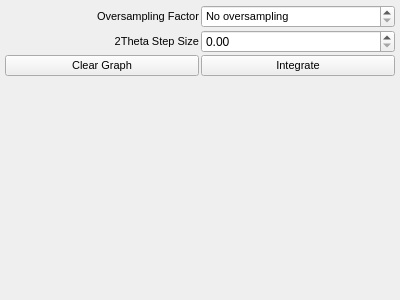
Qt form source/qxrdintegratordialog.ui (guyjennings/qxrd) before a commit.
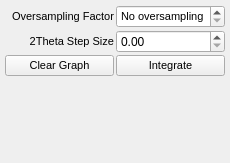
The same form after that commit. Custom widgets are drawn as their Qt base class.

Commit message: Moved dock widgets into separate files

Patch:
```diff
--- a/source/qxrdintegratordialog.ui
+++ b/source/qxrdintegratordialog.ui
@@ -1,17 +1,24 @@
 <?xml version="1.0" encoding="UTF-8"?>
 <ui version="4.0">
  <class>QxrdIntegratorDialog</class>
- <widget class="QWidget" name="QxrdIntegratorDialog">
+ <widget class="QDockWidget" name="QxrdIntegratorDialog">
   <property name="geometry">
    <rect>
     <x>0</x>
     <y>0</y>
-    <width>400</width>
-    <height>300</height>
+    <width>230</width>
+    <height>163</height>
    </rect>
   </property>
   <property name="windowTitle">
-   <string>Form</string>
+   <string>Integrate</string>
+  </property>
+  <widget class="QWidget" name="dockWidgetContents">
+   <property name="sizePolicy">
+    <sizepolicy hsizetype="Preferred" vsizetype="Preferred">
+     <horstretch>0</horstretch>
+     <verstretch>0</verstretch>
+    </sizepolicy>
   </property>
   <layout class="QGridLayout" name="gridLayout">
    <property name="margin">
@@ -118,6 +125,7 @@
     </widget>
    </item>
   </layout>
+  </widget>
  </widget>
  <customwidgets>
   <customwidget>
```
Lines whose indentation alone changed are shown as unchanged. The commit also changes 29 other files.
